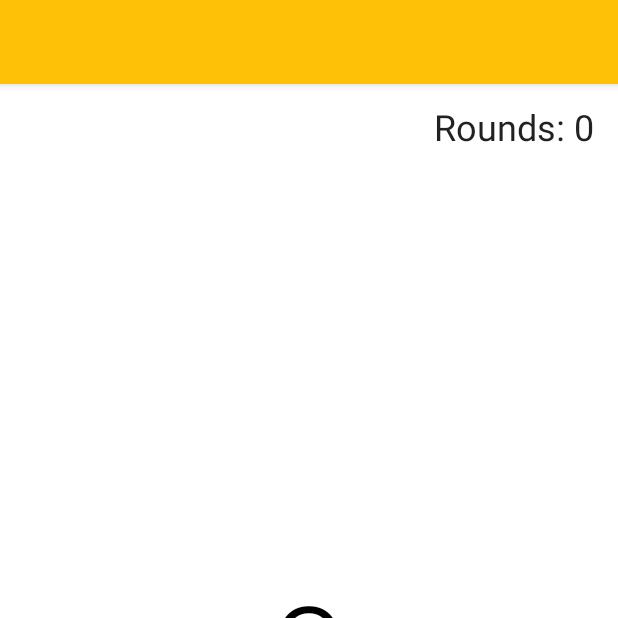
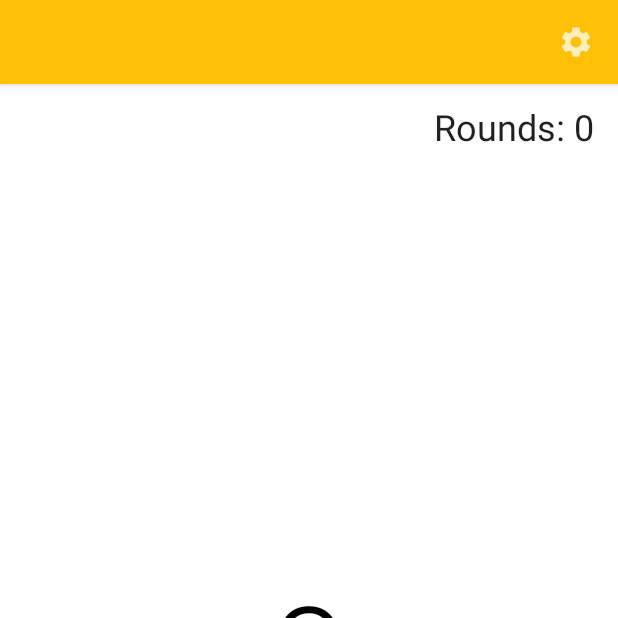
Before and after one commit to sudopk/Counter, an Android app built with Jetpack Compose: the screen it shows after launch (CounterMainActivity), on a phone screen of 412 x 824 dp, the top half of it. Run offline under Robolectric (Android 15) with nearby library versions, the phone set to English and light mode, and no system bars; libraries missing offline, so code that uses them is left out: com.sudopk.kandroid.

Commit message:
Add settings

```diff
--- a/app/build.gradle.kts
+++ b/app/build.gradle.kts
@@ -44,6 +44,7 @@ android {
 
 dependencies {
   implementation("androidx.core:core-ktx:1.5.0")
+  implementation("androidx.preference:preference-ktx:1.1.1")
   implementation("androidx.appcompat:appcompat:1.3.0")
   implementation("com.google.android.material:material:1.3.0")
   implementation("androidx.compose.ui:ui:$composeVersion")
@@ -51,6 +52,7 @@ dependencies {
   implementation("androidx.compose.ui:ui-tooling:$composeVersion")
   implementation("androidx.lifecycle:lifecycle-runtime-ktx:2.3.1")
   implementation("androidx.activity:activity-compose:1.3.0-alpha08")
+  implementation("com.github.sudopk:KAndroid:1.1.2")
 
   testImplementation("junit:junit:4.13.2")
   androidTestImplementation("androidx.test.ext:junit:1.1.2")
--- a/app/src/main/java/com/sudopk/counter/CounterMainActivity.kt
+++ b/app/src/main/java/com/sudopk/counter/CounterMainActivity.kt
@@ -6,8 +6,8 @@ import android.os.Bundle
 import android.os.VibrationEffect
 import android.os.Vibrator
 import android.util.Log
-import androidx.activity.ComponentActivity
 import androidx.activity.compose.setContent
+import androidx.appcompat.app.AppCompatActivity
 import androidx.compose.foundation.layout.Arrangement
 import androidx.compose.foundation.layout.Box
 import androidx.compose.foundation.layout.Column
@@ -19,6 +19,7 @@ import androidx.compose.foundation.layout.padding
 import androidx.compose.foundation.layout.width
 import androidx.compose.material.ButtonDefaults
 import androidx.compose.material.Icon
+import androidx.compose.material.IconButton
 import androidx.compose.material.MaterialTheme
 import androidx.compose.material.OutlinedButton
 import androidx.compose.material.Scaffold
@@ -26,6 +27,8 @@ import androidx.compose.material.Surface
 import androidx.compose.material.Text
 import androidx.compose.material.TextButton
 import androidx.compose.material.TopAppBar
+import androidx.compose.material.icons.Icons
+import androidx.compose.material.icons.filled.Settings
 import androidx.compose.runtime.Composable
 import androidx.compose.runtime.MutableState
 import androidx.compose.runtime.mutableStateOf
@@ -38,7 +41,9 @@ import androidx.compose.ui.res.stringResource
 import androidx.compose.ui.unit.dp
 import androidx.core.content.getSystemService
 import androidx.lifecycle.lifecycleScope
+import androidx.preference.PreferenceManager
 import com.sudopk.counter.ui.theme.CounterTheme
+import com.sudopk.kandroid.notFoundByTag
 import java.text.SimpleDateFormat
 import java.util.Calendar
 import java.util.Locale
@@ -46,34 +51,46 @@ import kotlin.math.absoluteValue
 import kotlinx.coroutines.delay
 import kotlinx.coroutines.launch
 
+
 private val TAG = CounterMainActivity::class.simpleName
 
 private const val COUNT_IN_A_ROUND = 108
 
 private val TIME_FORMATTER = SimpleDateFormat("yyyy-MM-dd hh:mm:ss", Locale.ENGLISH)
 
-class CounterMainActivity : ComponentActivity() {
+class CounterMainActivity : AppCompatActivity() {
   private var mediaPlayer: MediaPlayer? = null
   private var vibrator: Vibrator? = null
 
   override fun onCreate(savedInstanceState: Bundle?) {
     super.onCreate(savedInstanceState)
+    val sharedPreferences = PreferenceManager.getDefaultSharedPreferences(/*context=*/this)
     setContent {
       CounterTheme(window) {
         Surface(color = MaterialTheme.colors.background) {
           val coroutine = rememberCoroutineScope()
-          CounterApp { count ->
+          CounterApp(onShowSettings = {
+            supportFragmentManager.notFoundByTag(SettingsDialogFragment.TAG) { tag ->
+              SettingsDialogFragment().show(supportFragmentManager, tag)
+            }
+          }) { count ->
             coroutine.launch {
+              if (sharedPreferences.getBoolean("short_audio", false)) {
                 while (mediaPlayer?.isPlaying == true) {
                   delay(50)
                 }
                 mediaPlayer?.start() ?: Log.d(TAG, "MediaPlayer not ready")
+              }
 
               if (count > 0 && count % COUNT_IN_A_ROUND == 0) {
+                if (sharedPreferences.getBoolean("long_vibrate", false)) {
                   vibrator?.vibrateCompat(700)
+                }
               } else {
+                if (sharedPreferences.getBoolean("short_vibrate", false)) {
                   delay(50)
                   vibrator?.vibrateCompat(30)
+                }
               }
             }
           }
@@ -100,7 +117,7 @@ class CounterMainActivity : ComponentActivity() {
 }
 
 @Composable
-fun CounterApp(onCounterChange: (count: Int) -> Unit) {
+fun CounterApp(onShowSettings: () -> Unit, onCounterChange: (count: Int) -> Unit) {
   val count = rememberSaveable(key = "count") { mutableStateOf(0) }
   val startTime = rememberSaveable(key = "startTime") {
     mutableStateOf(Calendar.getInstance())
@@ -109,7 +126,13 @@ fun CounterApp(onCounterChange: (count: Int) -> Unit) {
     startTime.value = Calendar.getInstance()
   }
   Scaffold(
-    topBar = { TopAppBar({ Text(text = stringResource(R.string.app_name)) }) },
+    topBar = {
+      TopAppBar({ Text(text = stringResource(R.string.app_name)) }, actions = {
+        IconButton(onClick = onShowSettings) {
+          Icon(Icons.Filled.Settings, contentDescription = "Settings")
+        }
+      })
+    },
     bottomBar = { CounterBottomBar(count, onCounterChange) },
   ) {
     Box {
--- /dev/null
+++ b/app/src/main/res/layout/container.xml
@@ -0,0 +1,5 @@
+<?xml version="1.0" encoding="utf-8"?>
+<FrameLayout xmlns:android="http://schemas.android.com/apk/res/android"
+    android:id="@+id/container"
+    android:layout_width="match_parent"
+    android:layout_height="match_parent" />
--- a/settings.gradle.kts
+++ b/settings.gradle.kts
@@ -3,6 +3,7 @@ dependencyResolutionManagement {
   repositories {
     google()
     mavenCentral()
+    maven(url = "https://jitpack.io")
   }
 }
 rootProject.name = "Counter"
```
Also changed, not shown: app/src/main/java/com/sudopk/counter/SettingsFragment.kt (added, +33 -0 lines), app/src/main/res/xml/preferences.xml (added, +24 -0 lines). Lines whose indentation alone changed are shown as unchanged.
